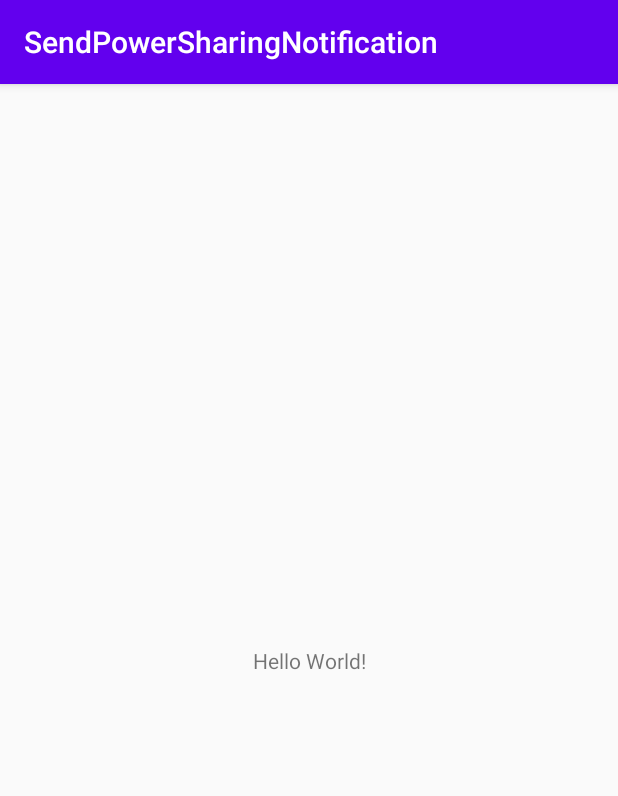
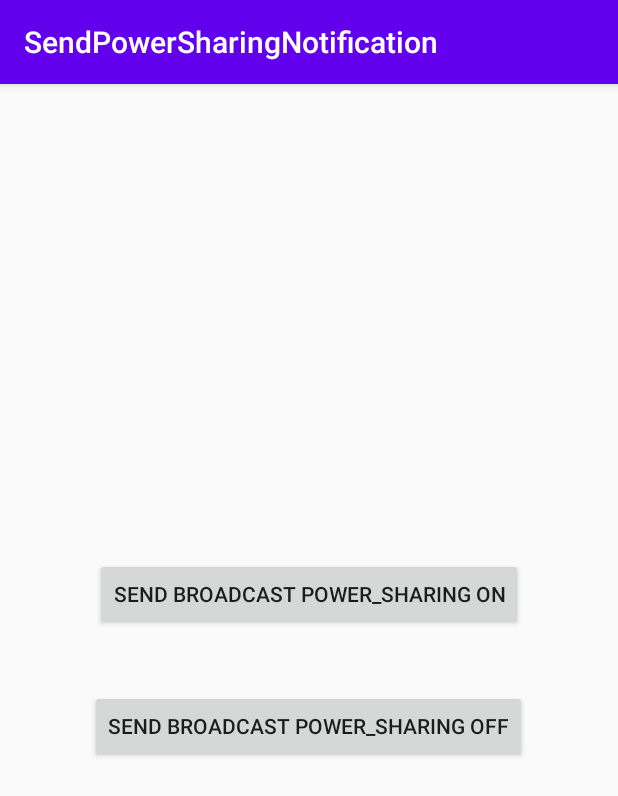
Before and after one commit to layonmartins/SendBroadcastExample, an Android app: the screen it shows after launch (MainActivity), on a phone screen of 412 x 824 dp. Shown: the top 796 px of the screen. Run offline under Robolectric (Android 15) with nearby library versions, the phone set to English and light mode, and no system bars.

Commit message:
add power_sharing_on/off buttons and send broadcast

```diff
--- a/app/src/main/java/com/layon/android/sendpowersharingnotification/MainActivity.kt
+++ b/app/src/main/java/com/layon/android/sendpowersharingnotification/MainActivity.kt
@@ -1,12 +1,37 @@
 package com.layon.android.sendpowersharingnotification
 
+import android.content.Intent
 import androidx.appcompat.app.AppCompatActivity
 import android.os.Bundle
+import android.widget.Button
 
 class MainActivity : AppCompatActivity() {
+
+    var intentPowerSharingOn = "com.layonf.broadcast.POWER_SHARING_ON"
+    var intentPowerSharingOff = "com.layonf.broadcast.POWER_SHARING_OFF"
 
     override fun onCreate(savedInstanceState: Bundle?) {
         super.onCreate(savedInstanceState)
         setContentView(R.layout.activity_main)
+
+        //get button reference and set onclickListener
+        val btn_powersharing_on = findViewById(R.id.powersharing_on) as Button
+        btn_powersharing_on.setOnClickListener {
+            sendBroadcast(intentPowerSharingOn)
+        }
+
+        //get button reference and set onclickListener
+        val btn_powersharing_off = findViewById(R.id.powersharing_off) as Button
+        btn_powersharing_on.setOnClickListener {
+            sendBroadcast(intentPowerSharingOff)
+        }
+    }
+
+    fun sendBroadcast(intentName: String){
+        Intent().also { intent ->
+            intent.setAction(intentName)
+            intent.putExtra("extra", intentName)
+            sendBroadcast(intent)
+        }
     }
 }
--- a/app/src/main/res/layout/activity_main.xml
+++ b/app/src/main/res/layout/activity_main.xml
@@ -1,18 +1,27 @@
 <?xml version="1.0" encoding="utf-8"?>
-<androidx.constraintlayout.widget.ConstraintLayout xmlns:android="http://schemas.android.com/apk/res/android"
+<LinearLayout xmlns:android="http://schemas.android.com/apk/res/android"
     xmlns:app="http://schemas.android.com/apk/res-auto"
     xmlns:tools="http://schemas.android.com/tools"
     android:layout_width="match_parent"
     android:layout_height="match_parent"
-    tools:context=".MainActivity">
+    tools:context=".MainActivity"
+    android:orientation="vertical"
+    android:gravity="center">
 
-    <TextView
+    <Button
+        android:id="@+id/powersharing_on"
         android:layout_width="wrap_content"
         android:layout_height="wrap_content"
-        android:text="Hello World!"
-        app:layout_constraintBottom_toBottomOf="parent"
-        app:layout_constraintLeft_toLeftOf="parent"
-        app:layout_constraintRight_toRightOf="parent"
-        app:layout_constraintTop_toTopOf="parent" />
+        android:text="Send Broadcast POWER_SHARING ON"
+        android:layout_margin="20dp"
+        />
 
-</androidx.constraintlayout.widget.ConstraintLayout>
+    <Button
+        android:id="@+id/powersharing_off"
+        android:layout_width="wrap_content"
+        android:layout_height="wrap_content"
+        android:text="Send Broadcast POWER_SHARING OFF"
+        android:layout_margin="20dp"
+        />
+
+</LinearLayout>
```
